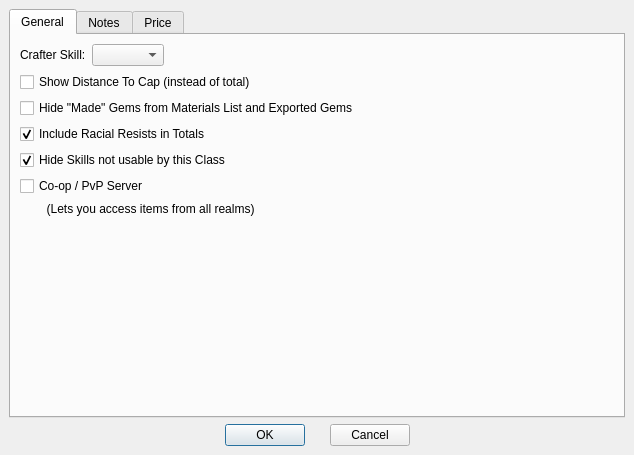
This is Options.ui in tomkins/spellcraftcalc as Qt 5 draws it before an edit. The edited form follows.
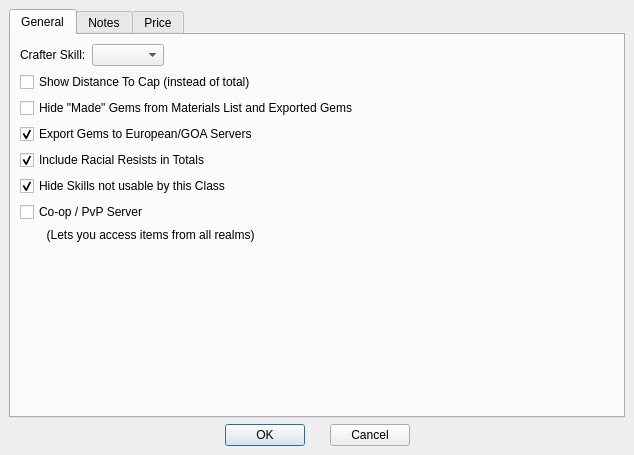
This is the edited form.

Commit message: Add a new option for toggling the Euro server toons

Patch:
```diff
--- a/Options.ui
+++ b/Options.ui
@@ -101,6 +101,16 @@
              </property>
             </widget>
            </item>
+           <item>
+            <widget class="QCheckBox" name="EuroServers" >
+             <property name="text" >
+              <string>Export Gems to European/GOA Servers</string>
+             </property>
+             <property name="checked" >
+              <bool>true</bool>
+             </property>
+            </widget>
+           </item>
            <item>
             <widget class="QCheckBox" name="IncludeRR" >
              <property name="text" >
```
